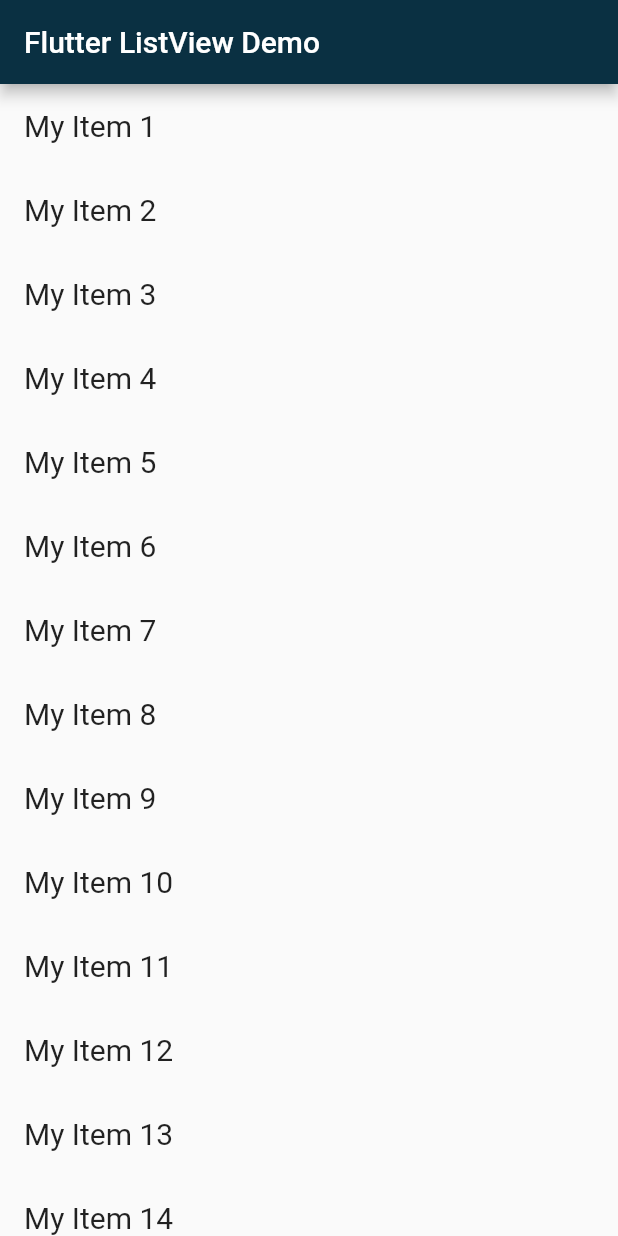
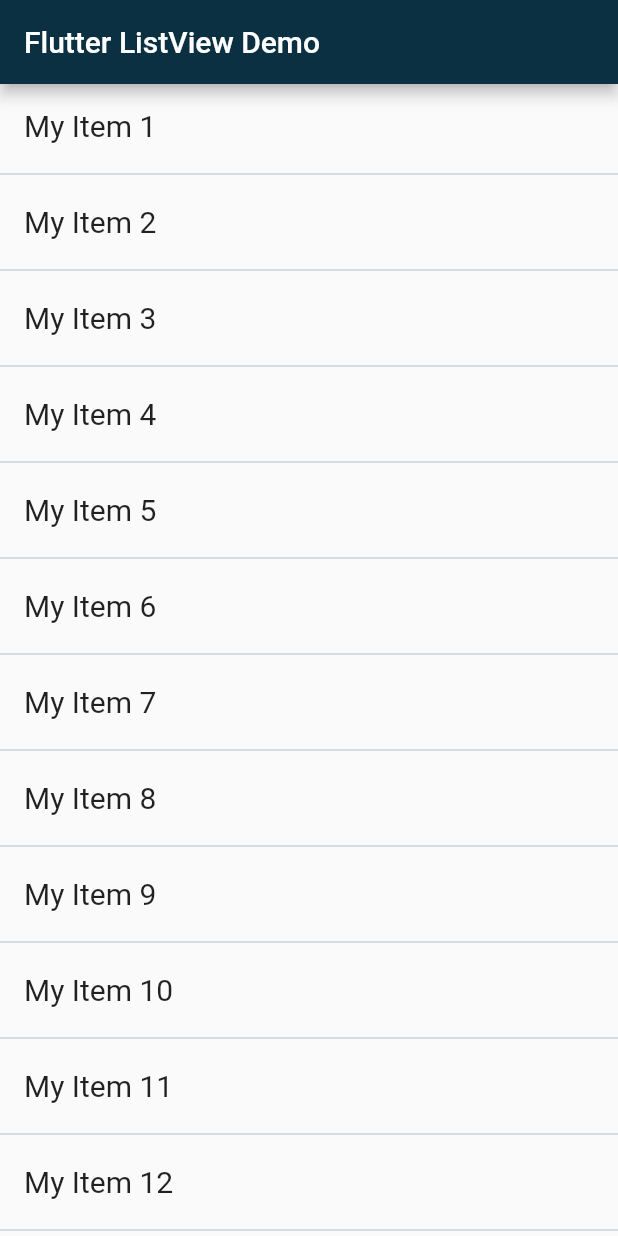
Before and after one commit to mosil/flutter-demo-listview, a Flutter app: the screen it shows after launch, on a phone screen of 412 x 824 dp. Run offline on Flutter 3.47's test engine with Material 2 defaults, Android fonts, the phone set to English and light mode, and no system bars.

Commit message:
ListView add divider

```diff
--- a/lib/main.dart
+++ b/lib/main.dart
@@ -39,25 +39,23 @@
       appBar: AppBar(
         title: Text(title),
       ),
-      body: ListView(
-        children: _buildMockListView(),
-      ),
+      body: ListView.separated(
+          itemBuilder: (BuildContext context, int index) {
+            return ListTile(
+              title: Text(
+                _getMockData()[index],
+                style: const TextStyle(fontSize: 20.0),
+              ),
+            );
+          },
+          separatorBuilder: (BuildContext context, int index) {
+            return Divider(
+              height: 8.0,
+              color: AppColors.primary().shade200,
+            );
+          },
+          itemCount: _getMockData().length),
     );
-  }
-
-  List<ListTile> _buildMockListView() {
-    List<ListTile> list = <ListTile>[];
-    for (var i in _getMockData()) {
-      list.add(
-        ListTile(
-          title: Text(
-            i,
-            style: const TextStyle(fontSize: 20.0),
-          ),
-        ),
-      );
-    }
-    return list;
   }
 }
 
```
